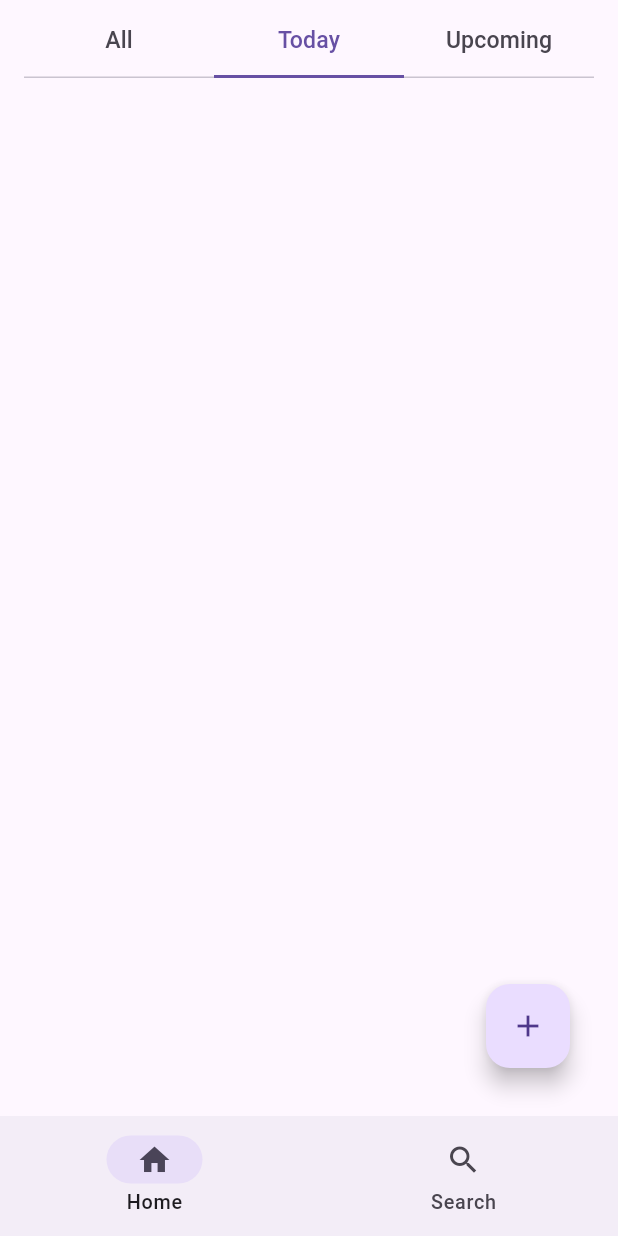
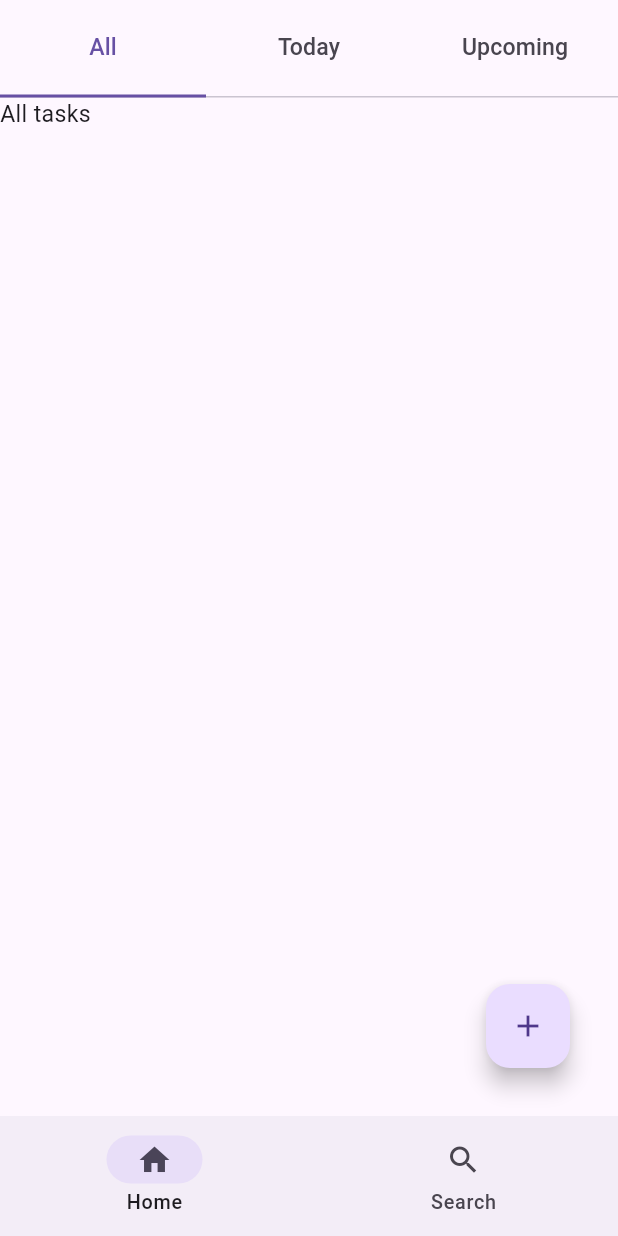
Before and after one commit to manhvu0803/todo-flutter, a Flutter app: the screen it shows after launch, on a phone screen of 412 x 824 dp. Run offline on Flutter 3.47's test engine with Material 3 defaults, Android fonts, the phone set to English and light mode, and no system bars; generated files the repository leaves out were written again.

Commit message:
Add tab views

```diff
--- a/lib/main.dart
+++ b/lib/main.dart
@@ -1,4 +1,6 @@
 import 'package:flutter/material.dart';
+import 'package:todo/search_view.dart';
+import 'package:todo/task_view.dart';
 
 void main() {
   runApp(const TodoApp());
@@ -34,20 +36,8 @@ class _MainScreenState extends State<MainScreen> {
   @override
   Widget build(BuildContext context) {
     return SafeArea(
-      child: DefaultTabController(
-        initialIndex: 1,
-        length: 3,
       child: Scaffold(
-          appBar: AppBar(
-            title: const TabBar(
-              indicatorSize: TabBarIndicatorSize.tab,
-              tabs: [
-                Tab(text: "All"),
-                Tab(text: "Today"),
-                Tab(text: "Upcoming")
-              ]
-            ),
-          ),
+        body: (selectedPageIndex == 0) ? const TaskView() : const SearchView(),
         bottomNavigationBar: NavigationBar(
           onDestinationSelected: (index) => setState(() => selectedPageIndex = index),
           selectedIndex: selectedPageIndex,
@@ -64,7 +54,6 @@ class _MainScreenState extends State<MainScreen> {
           ),
         ),
       ),
-      ),
     );
   }
 }
--- /dev/null
+++ b/lib/task_view.dart
@@ -0,0 +1,54 @@
+import 'package:flutter/material.dart';
+
+class TaskView extends StatefulWidget {
+  const TaskView({super.key});
+
+  @override
+  State<TaskView> createState() => _TaskViewState();
+}
+
+class _TaskViewState extends State<TaskView> with TickerProviderStateMixin {
+  late final TabController _tabController;
+
+  @override
+  void initState() {
+    super.initState();
+    _tabController = TabController(length: 3, vsync: this);
+  }
+
+  @override
+  void dispose() {
+    _tabController.dispose();
+    super.dispose();
+  }
+
+  @override
+  Widget build(BuildContext context) {
+    return Column(
+      children: [
+        SizedBox(
+          height: 65,
+          child: TabBar(
+            controller: _tabController,
+            indicatorSize: TabBarIndicatorSize.tab,
+            tabs: const [
+              Tab(text: "All"),
+              Tab(text: "Today"),
+              Tab(text: "Upcoming")
+            ]
+          ),
+        ),
+        Expanded(
+          child: TabBarView(
+            controller: _tabController,
+            children: const [
+              Text("All tasks"),
+              Text("Today tasks"),
+              Text("Upcoming tasks"),
+            ]
+          ),
+        )
+      ],
+    );
+  }
+}
```
Also changed, not shown: lib/search_view.dart (added, +24 -0 lines). Lines whose indentation alone changed are shown as unchanged.
